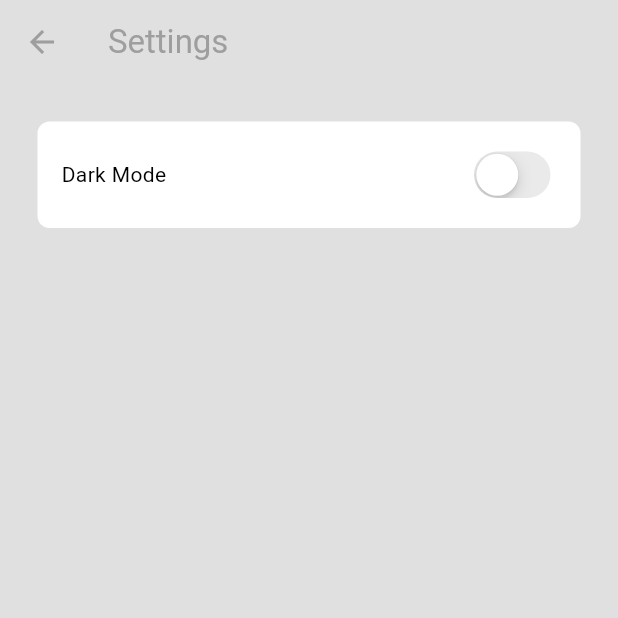
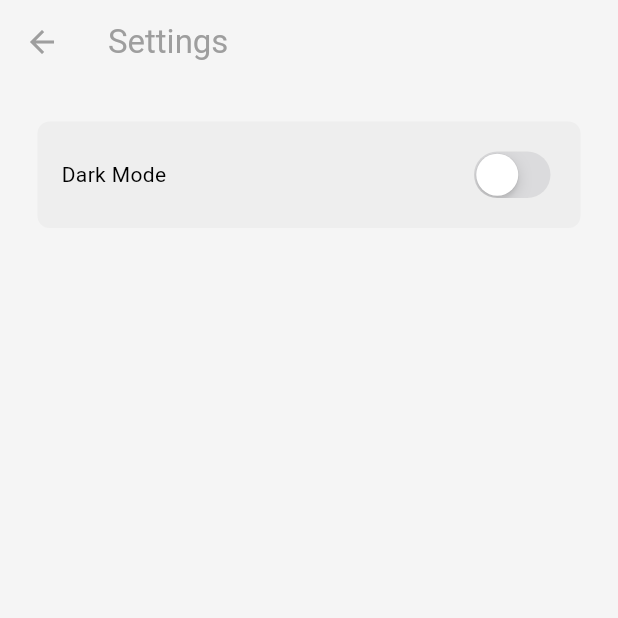
Before and after one commit to milan-koirala/shopx-flutter, a Flutter app: the SettingsPage screen opened by its route, on a phone screen of 412 x 824 dp, the top half of it. Run offline on Flutter 3.47's test engine with Material 3 defaults, Android fonts, the phone set to English and light mode, and no system bars.

Commit message:
Update light mode color scheme with new shades

```diff
--- a/lib/themes/light_mode.dart
+++ b/lib/themes/light_mode.dart
@@ -3,11 +3,10 @@ import 'package:flutter/material.dart';
 ThemeData lightMode = ThemeData(
   brightness: Brightness.light,
   colorScheme: ColorScheme.light(
-    background: Colors.grey.shade300,
-    primary: Colors.grey.shade200,
-    secondary: Colors.white,
-    inversePrimary: Colors.grey.shade700,
+    background: Colors.grey.shade100,
+    primary: Colors.grey.shade300,
+    secondary: Colors.grey.shade200,
+    tertiary: Colors.grey.shade50,
+    inversePrimary: Colors.grey.shade900,
   ),
-  scaffoldBackgroundColor: Colors.grey.shade300,
-  useMaterial3: true,
 );
```
